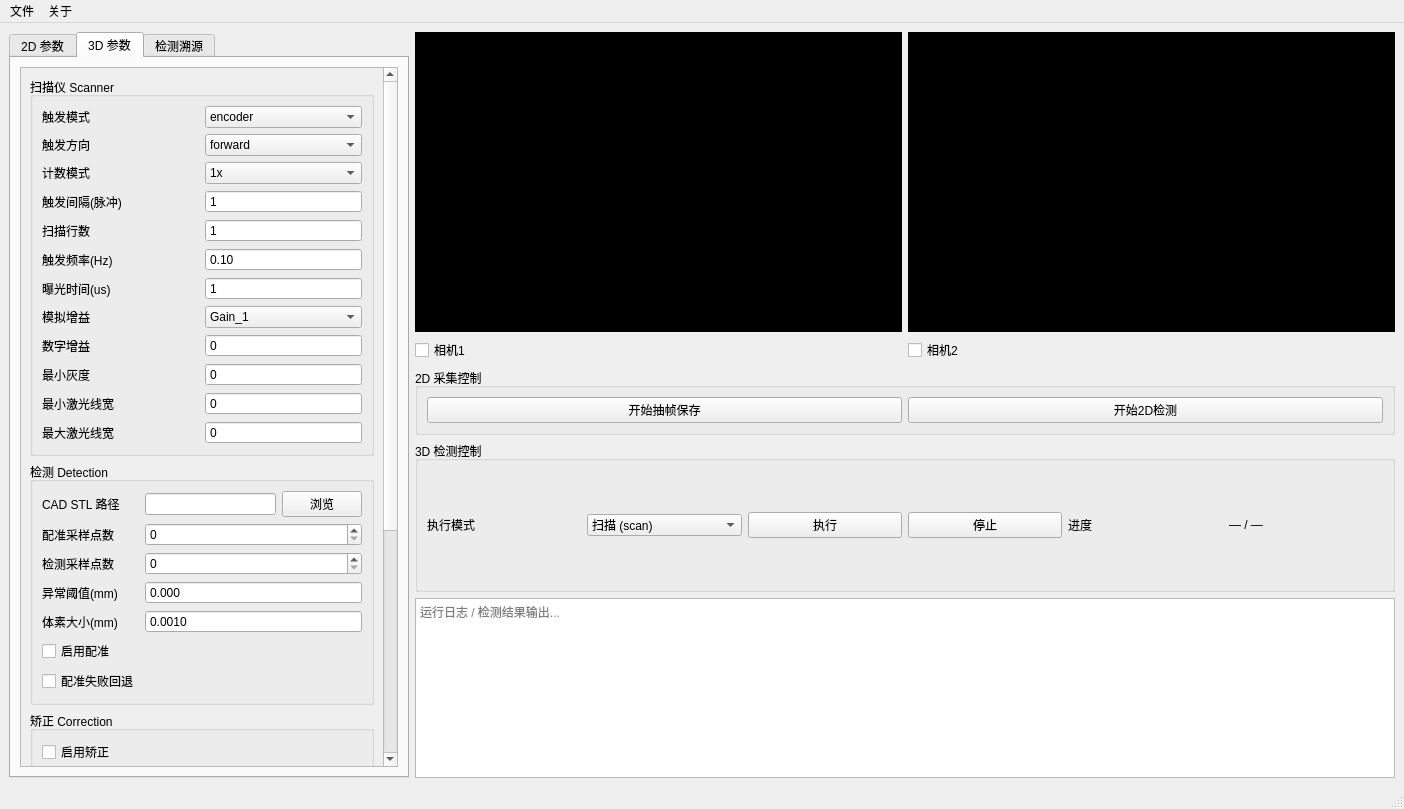
Above: ui/demo.ui from CQZ-cqz/Rail_AD before the change. Below: the same form after it.
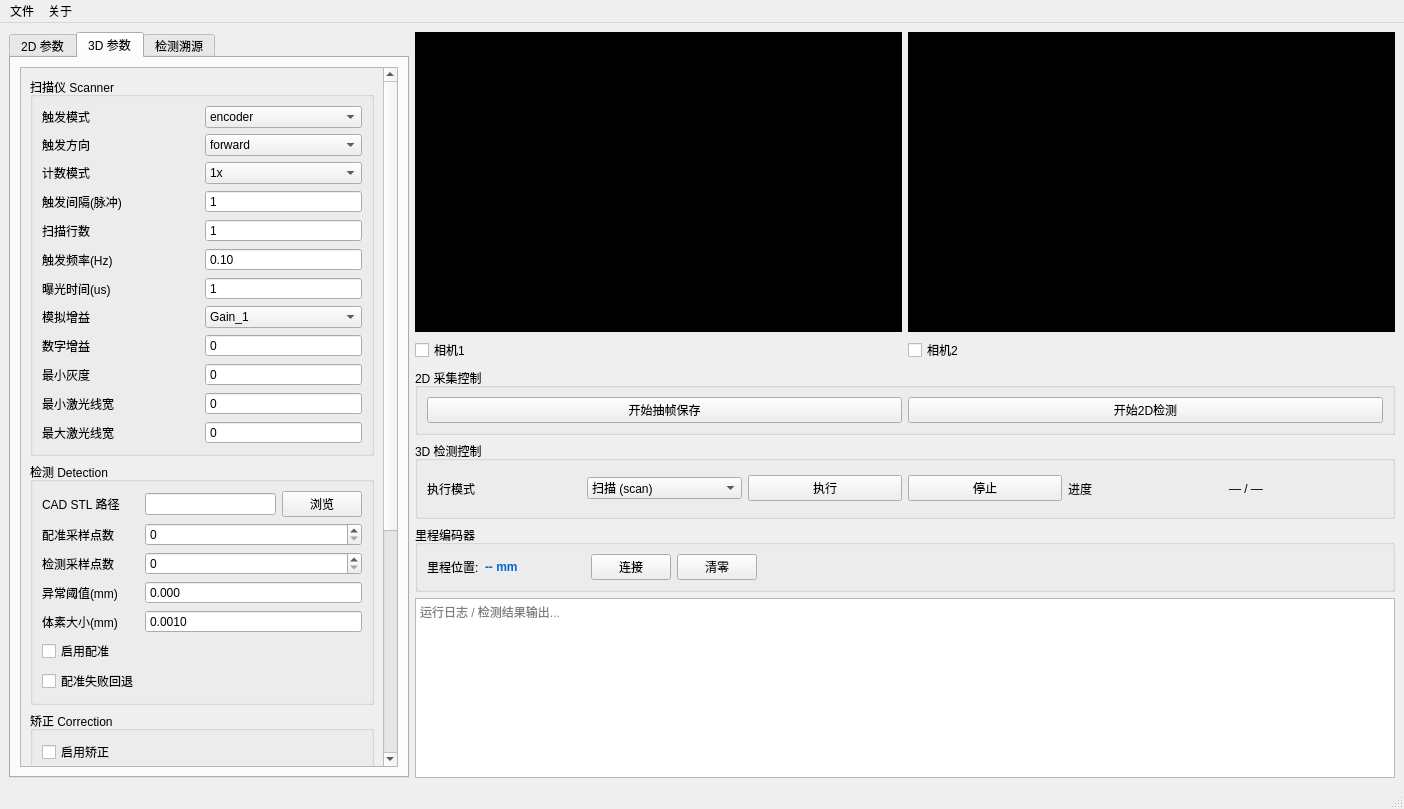
That is the form after the change.

Commit message: version_2:串口通讯里程定位

Diff of the .ui file:
```diff
--- a/ui/demo.ui
+++ b/ui/demo.ui
@@ -1291,6 +1291,68 @@
         </layout>
        </widget>
       </item>
+      <item>
+       <widget class="QGroupBox" name="group_encoder">
+        <property name="title">
+         <string>里程编码器</string>
+        </property>
+        <layout class="QHBoxLayout" name="horizontalLayout_encoder">
+         <item>
+          <widget class="QLabel" name="label_encoder_pos_title">
+           <property name="text">
+            <string>里程位置:</string>
+           </property>
+          </widget>
+         </item>
+         <item>
+          <widget class="QLabel" name="label_encoder_pos">
+           <property name="minimumSize">
+            <size>
+             <width>100</width>
+             <height>0</height>
+            </size>
+           </property>
+           <property name="text">
+            <string>-- mm</string>
+           </property>
+           <property name="styleSheet">
+            <string>font-weight: bold; color: #0066cc;</string>
+           </property>
+          </widget>
+         </item>
+         <item>
+          <widget class="QPushButton" name="btn_encoder_connect">
+           <property name="text">
+            <string>连接</string>
+           </property>
+           <property name="checkable">
+            <bool>true</bool>
+           </property>
+          </widget>
+         </item>
+         <item>
+          <widget class="QPushButton" name="btn_encoder_zero">
+           <property name="text">
+            <string>清零</string>
+           </property>
+          </widget>
+         </item>
+         <item>
+          <spacer name="horizontalSpacer_encoder">
+           <property name="orientation">
+            <enum>Qt::Horizontal</enum>
+           </property>
+           <property name="sizeHint" stdset="0">
+            <size>
+             <width>40</width>
+             <height>20</height>
+            </size>
+           </property>
+          </spacer>
+         </item>
+        </layout>
+       </widget>
+      </item>
       <item>
        <widget class="QTextEdit" name="textEdit_log">
         <property name="maximumSize">
```
The commit also changes 14 other files.
